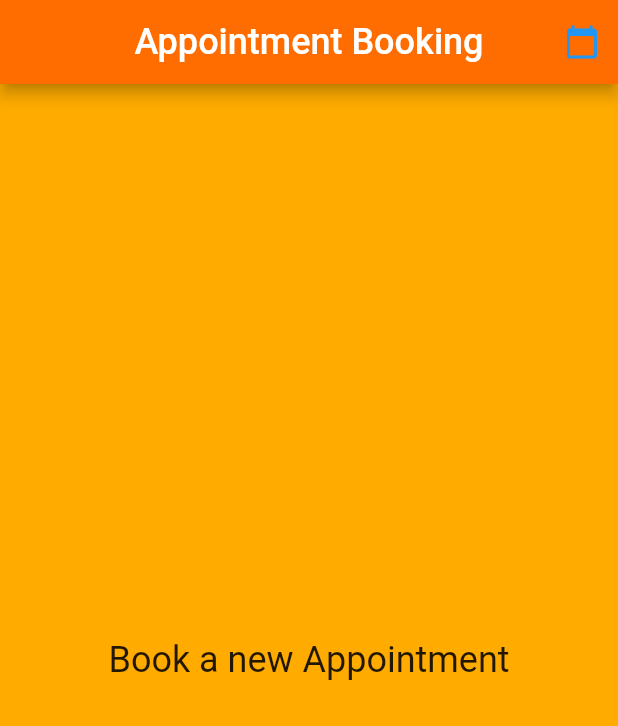
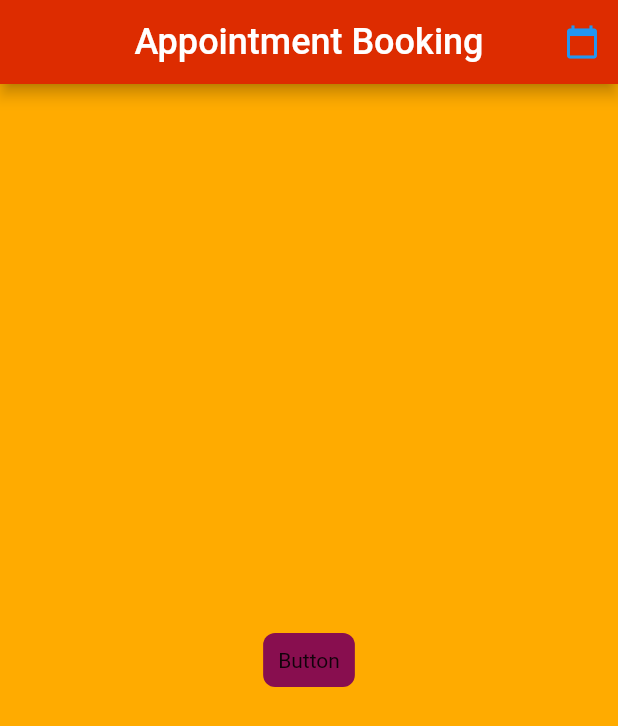
Before and after one commit to BrandonHardatt/flutter_demo, a Flutter app: the screen it shows after launch, on a phone screen of 412 x 824 dp. Shown: the top 726 px of the screen. Run offline on Flutter 3.47's test engine with Material 2 defaults, Android fonts, the phone set to English and light mode, and no system bars; missing offline and left inert: dart:html.

Commit message:
Custom buttom

```diff
--- a/lib/welcome.dart
+++ b/lib/welcome.dart
@@ -1,3 +1,5 @@
+import 'dart:html';
+
 import 'package:flutter/material.dart';
 
 class Welcome extends StatelessWidget {
@@ -7,7 +9,7 @@ class Welcome extends StatelessWidget {
         appBar: AppBar(
             title: Text('Appointment Booking', style: TextStyle(fontSize: 24)),
             centerTitle: true,
-            backgroundColor: Colors.orangeAccent.shade700,
+            backgroundColor: Colors.deepOrangeAccent.shade700,
             actions: <Widget>[
               IconButton(
                   color: Colors.blue,
@@ -20,10 +22,29 @@ class Welcome extends StatelessWidget {
             child: Column(
                 mainAxisAlignment: MainAxisAlignment.center,
                 children: <Widget>[
-                  InkWell(
-                      child: Text("Book a new Appointment",
-                          style: TextStyle(fontSize: 24)),
-                      onTap: () => debugPrint("New Appointment booked."))
+                  CustomButton(),
+//                  InkWell(
+//                      child: Text("Book a new Appointment",
+//                          style: TextStyle(fontSize: 24)),
+//                      onTap: () => debugPrint("New Appointment booked."))
                 ])));
   }
 }
+
+class CustomButton extends StatelessWidget {
+  @override
+  Widget build(BuildContext context) {
+    return GestureDetector(
+        onTap: () {
+          final snackBar = SnackBar(content: Text("Hello Again!"));
+          Scaffold.of(context).showSnackBar(snackBar);
+        }, //onTap
+
+        child: Container(
+            padding: EdgeInsets.all(10.0),
+            decoration: BoxDecoration(
+                color: Colors.pink.shade900,
+                borderRadius: BorderRadius.circular(8.0)),
+            child: Text("Button")));
+  }
+}
```
